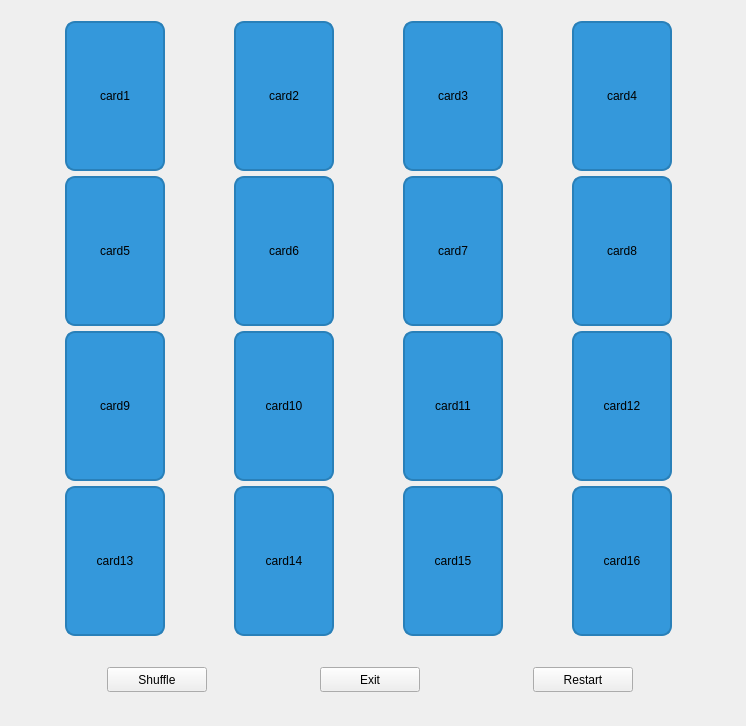
Above: MemoFlip/gamewindow.ui from JulioEPV/SE-Project-Group4 before the change. Below: the same form after it.
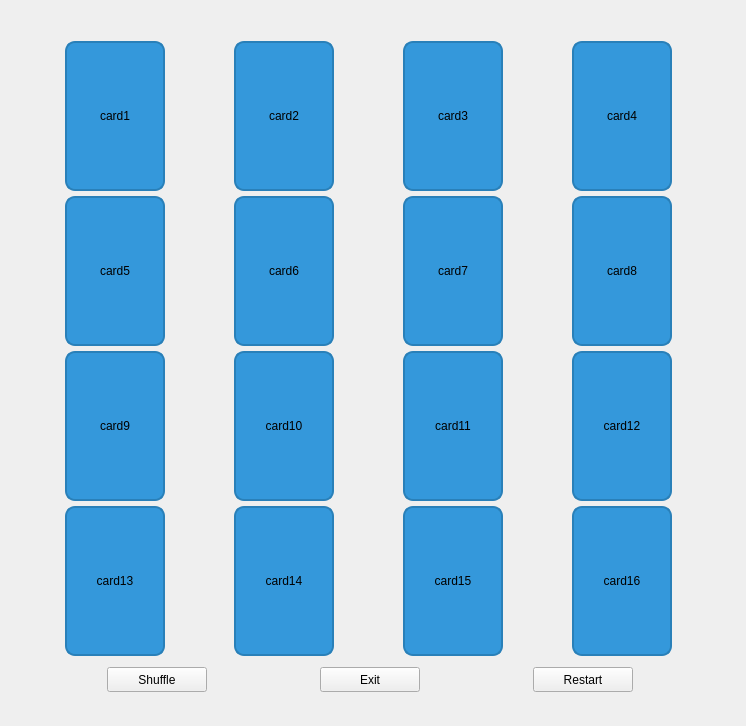
That is the form after the change.

Patch:
```diff
--- a/MemoFlip/gamewindow.ui
+++ b/MemoFlip/gamewindow.ui
@@ -17,7 +17,7 @@
    <property name="geometry">
     <rect>
      <x>0</x>
-     <y>20</y>
+     <y>40</y>
      <width>741</width>
      <height>621</height>
     </rect>
```
Left out of the diff: 492 changed lines with no effect on the pictures.
